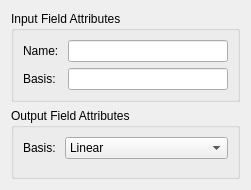
SCIInstitute/SCIRun, file src/Interface/Modules/Fields/ConvertFieldBasis.ui: the form before one commit.
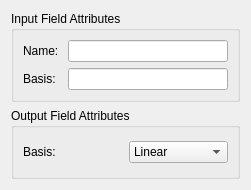
The form after the commit.

Commit message: Fixing layouts for hi-dpi improvement

Patch:
```diff
--- a/src/Interface/Modules/Fields/ConvertFieldBasis.ui
+++ b/src/Interface/Modules/Fields/ConvertFieldBasis.ui
@@ -62,7 +62,7 @@
      <property name="title">
       <string>Output Field Attributes</string>
      </property>
-     <layout class="QFormLayout" name="formLayout_2">
+     <layout class="QGridLayout" name="gridLayout_2">
       <item row="0" column="0">
        <widget class="QLabel" name="label_3">
         <property name="text">
```
Left out of the diff: 2 changed lines with no effect on the pictures. The commit also changes 13 other files.
